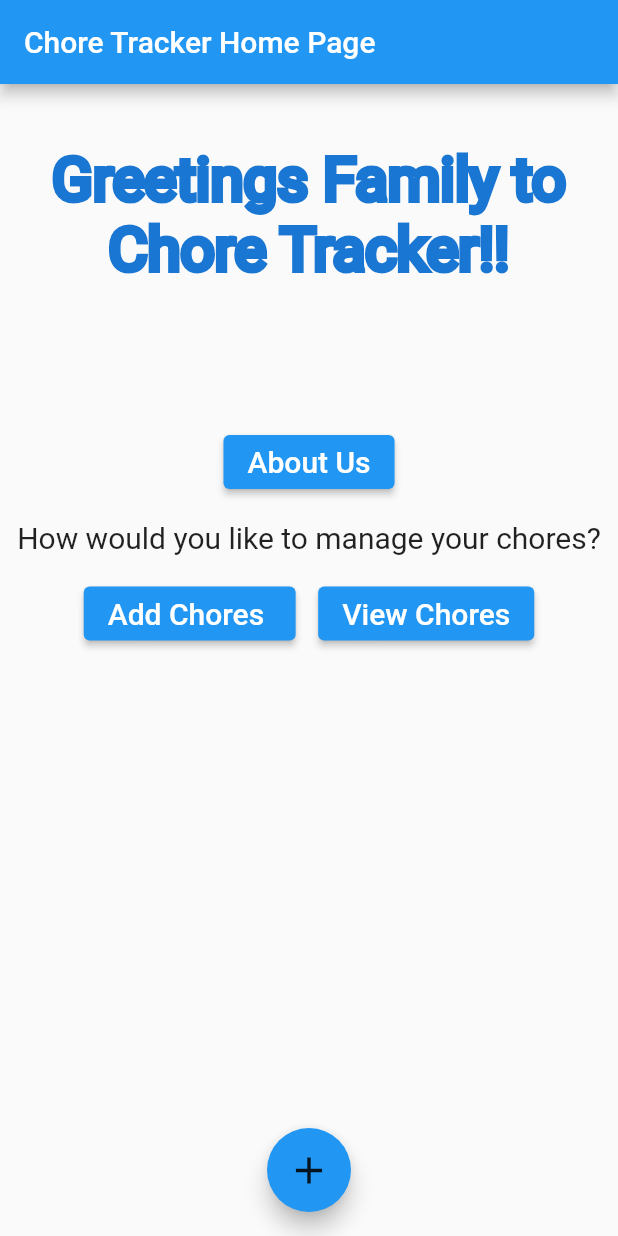
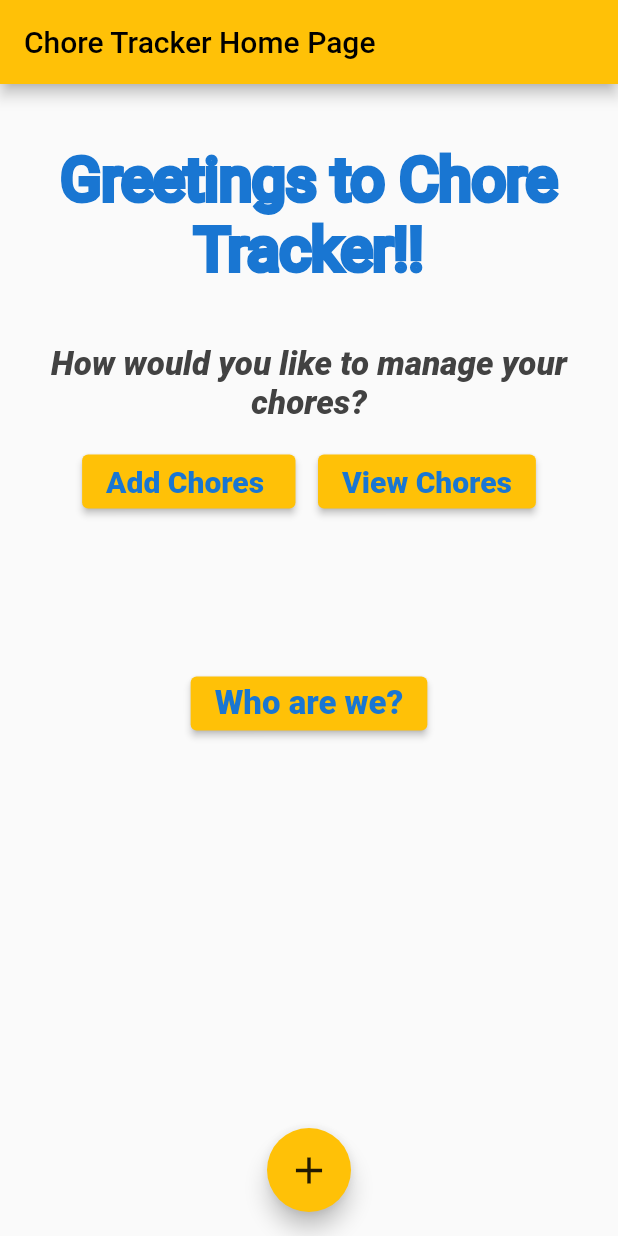
Before and after one commit to Liam-Cannon-Yusra-Suhail-Partnership/ly_app, a Flutter app: the screen it shows after launch, on a phone screen of 412 x 824 dp. Run offline on Flutter 3.47's test engine with Material 2 defaults, Android fonts, the light colour scheme and no system bars.

Commit message:
UI colors fixed

```diff
--- a/lib/main.dart
+++ b/lib/main.dart
@@ -21,7 +21,7 @@
           // or simply save your changes to "hot reload" in a Flutter IDE).
           // Notice that the counter didn't reset back to zero; the application
           // is not restarted.
-          primarySwatch: Colors.blue,
+          primarySwatch: Colors.amber,
         ),
         home: MyHomePage(title: 'Chore Tracker Home Page'),
         routes: {
@@ -66,7 +66,7 @@
     });
   }
   Widget welcomeText(BuildContext context) {
-    return Text('Greetings Family to Chore Tracker!!\n\n',
+    return Text('Greetings to Chore Tracker!!',
       textAlign: TextAlign.center,
       style: TextStyle(
         fontSize: 40,
@@ -78,27 +78,55 @@
     );
 
   }
+  // Widget aboutText(BuildContext context) {
+  //   return Text('Hey do you want to know about us? Hit the about button :)',
+  //   textAlign: TextAlign.center,
+  //   style: TextStyle(
+  //             fontSize: 22,
+  //             color: Colors.grey[800],
+  //             fontWeight: FontWeight.w900,
+  //             fontStyle: FontStyle.italic,
+  //           ),
+  //   );
+  // }
   Widget startText(BuildContext context) {
     return Text('How would you like to manage your chores?',
-    style: TextStyle(fontSize: 20),
+    textAlign: TextAlign.center,
+    style: TextStyle(
+              fontSize: 22,
+              color: Colors.grey[800],
+              fontWeight: FontWeight.w900,
+              fontStyle: FontStyle.italic,
+            ),
     );
   }
 
   Widget aboutButton(BuildContext context) {
-    return Text('About Us',
-    style: TextStyle(fontSize: 20),
+    return Text('Who are we?',
+    style: TextStyle(fontSize: 22,
+              color: Colors.blue[700]!,
+              fontWeight: FontWeight.w900,),
     );
   }
 
   Widget viewChoreButton(BuildContext context) {
     return Text('View Chores',
-    style: TextStyle(fontSize: 20),
+    style: TextStyle(
+              fontSize: 20,
+              color: Colors.blue[700]!,
+              fontWeight: FontWeight.w900,
+          ),
     );
   }
 
   Widget addChoreButton(BuildContext context) {
     return Text('Add Chores ',
-    style: TextStyle(fontSize: 20));
+    style: TextStyle(
+              fontSize: 20,
+              color: Colors.blue[700]!,
+              fontWeight: FontWeight.w900,
+          ),
+    );
   }
   final viewButton = new Container();
   @override
@@ -139,12 +167,9 @@
                 height: 40,
               ),
             Container(child: welcomeText(context)),
-            ElevatedButton(
-                child: aboutButton(context),
-                onPressed: () => Navigator.of(context).pushNamed('/about')),
             //Use of SizedBox to add spacing in between buttons
             SizedBox(
-                height: 15,
+                height: 40,
               ),
             Container(child: startText(context)),
             // Text(
@@ -168,7 +193,17 @@
                 onPressed: () =>
                     Navigator.of(context).pushNamed('/viewChores')),
               ],
-            )
+            ),
+            SizedBox(
+                height: 100,
+              ),
+            // Container(child: aboutText(context)),
+            // SizedBox(
+            //     height: 40,
+            //   ),
+            ElevatedButton(
+                child: aboutButton(context),
+                onPressed: () => Navigator.of(context).pushNamed('/about')),
           ],
         ),
       ),
```
